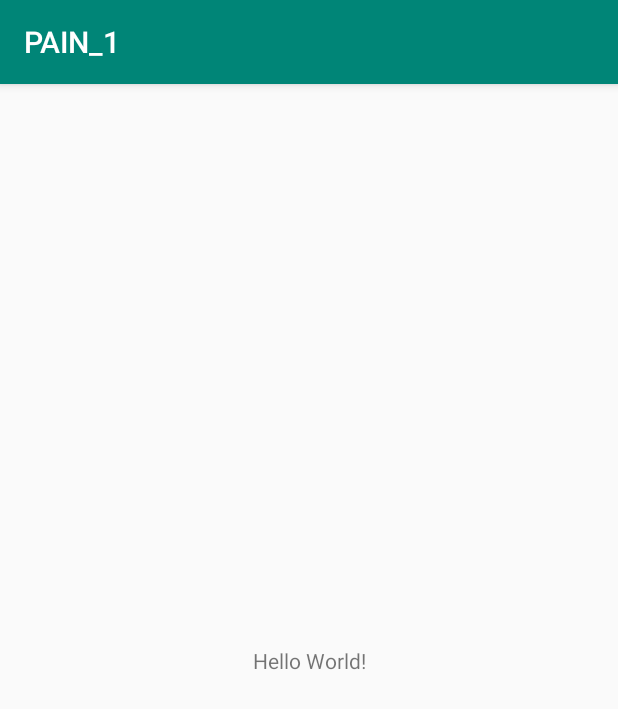
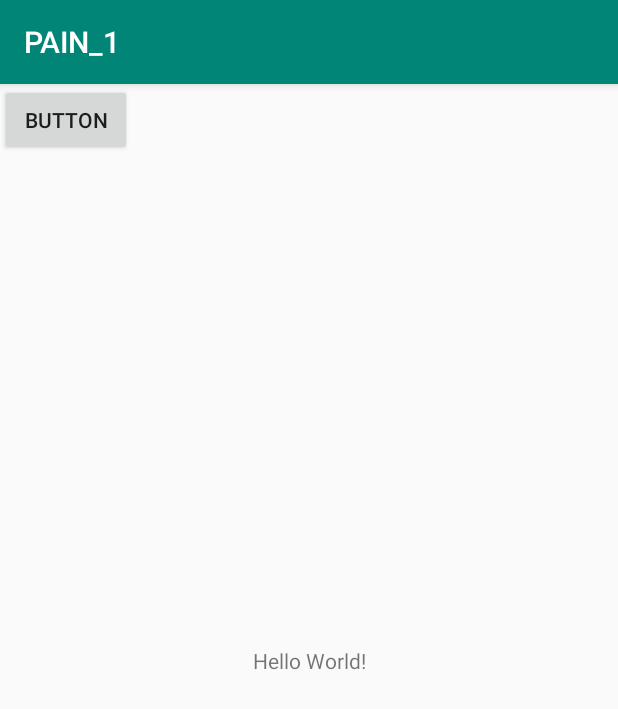
Before and after one commit to Slava0505/PAIN, an Android app: the screen it shows after launch (MainActivity), on a phone screen of 412 x 824 dp. Shown: the top 709 px of the screen. Run offline under Robolectric (Android 15) with nearby library versions, the phone set to English and light mode, and no system bars; 2 statements that could not run were skipped.

Commit message:
write button for camera

```diff
--- a/app/src/main/res/layout/activity_main.xml
+++ b/app/src/main/res/layout/activity_main.xml
@@ -15,5 +15,10 @@
         app:layout_constraintLeft_toLeftOf="parent"
         app:layout_constraintRight_toRightOf="parent"
         app:layout_constraintTop_toTopOf="parent" />
+    <Button
+            android:text="Button"
+            android:layout_width="wrap_content"
+            android:layout_height="wrap_content" tools:layout_editor_absoluteY="189dp"
+            tools:layout_editor_absoluteX="161dp" android:id="@+id/buttonForCamera"/>
 
 </android.support.constraint.ConstraintLayout>
```
